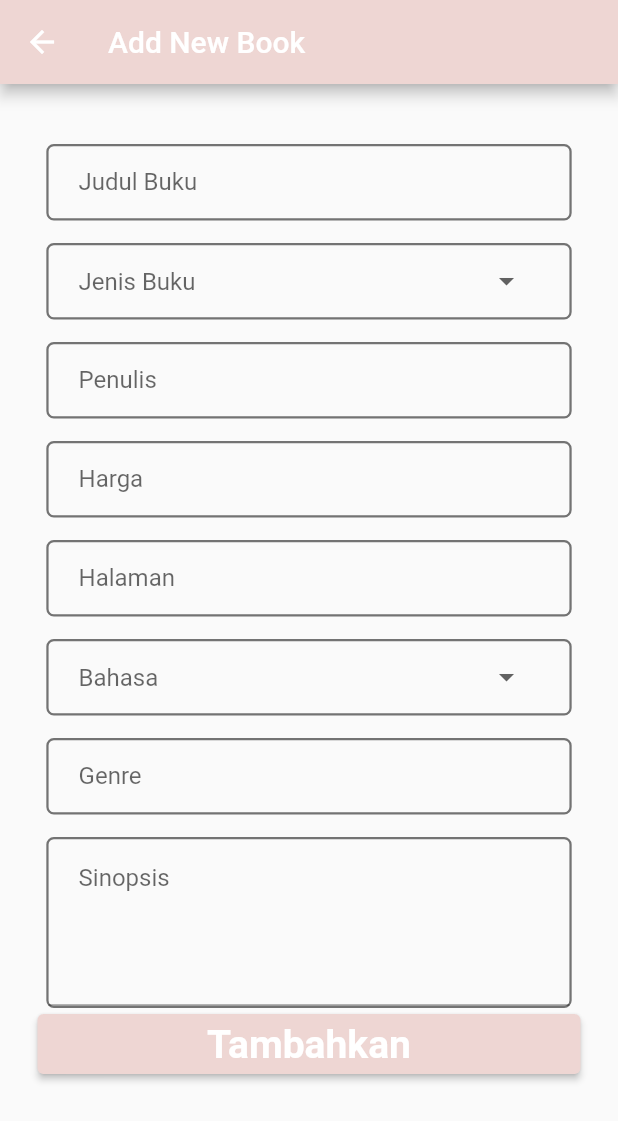
After one commit to fullvelocity1/PSBO-Kel8, a Flutter app: the BookForm screen opened by its route, on a phone screen of 412 x 824 dp. The commit adds this screen. Shown: the top 1121 px of the screen. Run offline on Flutter 3.47's test engine with Material 2 defaults, Android fonts, the phone set to English and light mode, and no system bars.

Commit message:
Add new book (page) added, also the button to open it

```diff
--- a/ternaku/lib/helpers/routegenerator.dart
+++ b/ternaku/lib/helpers/routegenerator.dart
@@ -1,8 +1,11 @@
 import 'package:flutter/material.dart';
 import 'package:ternaku/model/buku.dart';
 import 'package:ternaku/constants.dart';
+import 'package:ternaku/pages/admin_addBookPage.dart';
 import 'package:ternaku/pages/daftarBuku.dart';
 import 'package:ternaku/pages/detailbuku.dart';
+import 'package:ternaku/pages/admin_addBookPage.dart';
+
 import '../main.dart';
 import '../pages/home.dart';
 
@@ -23,6 +26,8 @@ class RouteGenerator {
           return MaterialPageRoute(builder: (_) => DetailBuku(args));
         }
         return _errorRoute();
+      case '/tambahbuku':
+        return MaterialPageRoute(builder: (_) => BookForm());
       default:
         return _errorRoute();
     }
--- /dev/null
+++ b/ternaku/lib/pages/admin_addBookPage.dart
@@ -0,0 +1,219 @@
+import 'package:flutter/material.dart';
+import 'package:ternaku/constants.dart';
+import 'package:ternaku/model/buku.dart';
+
+class BookForm extends StatefulWidget {
+  @override
+  State<StatefulWidget> createState() {
+    // TODO: implement createState
+    return _BookFormState();
+  }
+}
+
+class _BookFormState extends State<BookForm> {
+  String _judulbuku = '';
+  String _jenisbuku = '';
+  String _penulis = '';
+  String _harga = '';
+  String _pages = '';
+  String _bahasa = '';
+  String _genre = '';
+  String _status = '';
+  String _imgCover = '';
+  String _sinopsis = '';
+  String? dropdownvalue;
+  String? ddvalue_jenisbuku;
+  String? ddvalue_bahasa;
+
+  final _formKey = GlobalKey<FormState>();
+  final jenis_buku = ['Fiction', 'Non-Fiction'];
+  final bahasa = ['Indonesia', 'Inggris'];
+
+  DropdownMenuItem<String> buildMenuItem(String Item) =>
+      DropdownMenuItem(value: Item, child: Text(Item));
+
+  String? getDdValue(String textInput) {
+    if (textInput == "Jenis Buku") {
+      return ddvalue_jenisbuku;
+    } else if (textInput == "Bahasa") {
+      return ddvalue_bahasa;
+    }
+  }
+
+  Widget _buildStringInput(String textInput) {
+    return Container(
+      margin: EdgeInsets.only(
+          left: MediaQuery.of(context).size.width / 70,
+          right: MediaQuery.of(context).size.width / 70,
+          top: 15),
+      decoration: BoxDecoration(
+          border: Border.all(color: Colors.black54, width: 1.5),
+          borderRadius: BorderRadius.circular(5)),
+      child: TextFormField(
+        decoration: InputDecoration(
+            border: InputBorder.none,
+            labelText: textInput,
+            contentPadding: EdgeInsets.only(left: 20)),
+        validator: (value) {
+          if (value!.isEmpty) {
+            return textInput + ' tidak boleh kosong';
+          }
+        },
+        onSaved: (value) {
+          if (textInput == "Judul Buku") {
+            if (value != null) _judulbuku = value;
+          }
+          if (textInput == "Penulis") {
+            if (value != null) _judulbuku = value;
+          }
+          if (textInput == "Harga") {
+            if (value != null) _judulbuku = value;
+          }
+          if (textInput == "Halaman") {
+            if (value != null) _judulbuku = value;
+          }
+          if (textInput == "Genre") {
+            if (value != null) _judulbuku = value;
+          }
+        },
+      ),
+    );
+  }
+
+  Widget _buildDropdownForm(String textInput, List<String> items) {
+    if (textInput == "Jenis Buku") {
+      return Container(
+        margin: EdgeInsets.only(
+            left: MediaQuery.of(context).size.width / 70,
+            right: MediaQuery.of(context).size.width / 70,
+            top: 15),
+        decoration: BoxDecoration(
+            border: Border.all(color: Colors.black54, width: 1.5),
+            borderRadius: BorderRadius.circular(5)),
+        child: Padding(
+          padding: const EdgeInsets.only(left: 20, right: 30),
+          child: DropdownButtonHideUnderline(
+            child: DropdownButton(
+              hint: Container(
+                width: 150, //and here
+                child: Text(
+                  textInput,
+                  textAlign: TextAlign.start,
+                ),
+              ),
+              isExpanded: true,
+              value: ddvalue_jenisbuku,
+              items: items.map(buildMenuItem).toList(),
+              onChanged: (String? ddvalue_jenisbuku) => setState(() {
+                this.ddvalue_jenisbuku = ddvalue_jenisbuku;
+              }),
+            ),
+          ),
+        ),
+      );
+    } else if (textInput == "Bahasa") {
+      return Container(
+        margin: EdgeInsets.only(
+            left: MediaQuery.of(context).size.width / 70,
+            right: MediaQuery.of(context).size.width / 70,
+            top: 15),
+        decoration: BoxDecoration(
+            border: Border.all(color: Colors.black54, width: 1.5),
+            borderRadius: BorderRadius.circular(5)),
+        child: Padding(
+          padding: const EdgeInsets.only(left: 20, right: 30),
+          child: DropdownButtonHideUnderline(
+            child: DropdownButton(
+              hint: Container(
+                width: 150, //and here
+                child: Text(
+                  textInput,
+                  textAlign: TextAlign.start,
+                ),
+              ),
+              isExpanded: true,
+              value: ddvalue_bahasa,
+              items: items.map(buildMenuItem).toList(),
+              onChanged: (String? ddvalue_bahasa) => setState(() {
+                this.ddvalue_bahasa = ddvalue_bahasa;
+              }),
+            ),
+          ),
+        ),
+      );
+    } else {
+      return SizedBox.shrink();
+    }
+  }
+
+  @override
+  Widget build(BuildContext context) {
+    final GlobalKey<ScaffoldState> _scaffoldKey = GlobalKey<ScaffoldState>();
+
+    return Scaffold(
+      key: _scaffoldKey,
+      appBar:
+          AppBar(title: Text("Add New Book"), backgroundColor: primaryColor),
+      body: SingleChildScrollView(
+        child: Container(
+          margin: EdgeInsets.all(25),
+          child: Form(
+            key: _formKey,
+            child: Column(
+              mainAxisAlignment: MainAxisAlignment.center,
+              children: [
+                _buildStringInput("Judul Buku"),
+                _buildDropdownForm("Jenis Buku", jenis_buku),
+                _buildStringInput("Penulis"),
+                _buildStringInput("Harga"),
+                _buildStringInput("Halaman"),
+                _buildDropdownForm("Bahasa", bahasa),
+                _buildStringInput("Genre"),
+                Container(
+                  // Sinopsis
+                  margin: EdgeInsets.only(
+                      left: MediaQuery.of(context).size.width / 70,
+                      right: MediaQuery.of(context).size.width / 70,
+                      top: 15),
+                  decoration: BoxDecoration(
+                      border: Border.all(color: Colors.black54, width: 1.5),
+                      borderRadius: BorderRadius.circular(5)),
+                  child: TextField(
+                    textAlignVertical: TextAlignVertical.top,
+                    decoration: InputDecoration(
+                        labelText: "Sinopsis",
+                        alignLabelWithHint: true,
+                        contentPadding: EdgeInsets.only(left: 20)),
+                    keyboardType: TextInputType.multiline,
+                    maxLines: 5,
+                  ),
+                ),
+                ElevatedButton(
+                    onPressed: () {
+                      if (_formKey.currentState!.validate()) {
+                        //check validitas data
+                        //setelah data valid
+                        final snackbar = SnackBar(
+                          content: Text("Menambah buku berhasil!"),
+                        );
+                        _scaffoldKey.currentState!.showSnackBar(snackbar);
+                      }
+                    },
+                    style: ElevatedButton.styleFrom(
+                        primary: primaryColor,
+                        fixedSize: Size(MediaQuery.of(context).size.width, 40)),
+                    child: Text(
+                      "Tambahkan",
+                      style: TextStyle(
+                          color: Colors.white,
+                          fontSize: 26,
+                          fontWeight: FontWeight.bold),
+                    ))
+              ],
+            ),
+          ),
+        ),
+      ),
+    );
+  }
+}
--- a/ternaku/lib/pages/daftarBuku.dart
+++ b/ternaku/lib/pages/daftarBuku.dart
@@ -53,6 +53,13 @@ class _DaftarBukuState extends State<DaftarBuku> {
     final str_split = str_buku.split('.');
     readJson();
     return Scaffold(
+        floatingActionButton: FloatingActionButton(
+            child: Icon(
+              Icons.add,
+              size: 35,
+            ),
+            backgroundColor: Color(0xFF59979B),
+            onPressed: () => Navigator.of(context).pushNamed('/tambahbuku')),
         appBar: AppBar(
           backgroundColor: primaryColor,
           title: Text(
```
Also changed, not shown: ternaku/lib/pages/components/bookagraphyAppBar.dart (added).
